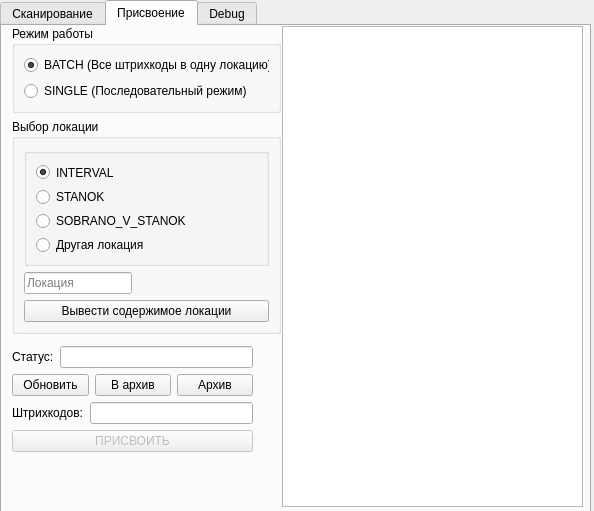
Above: main_widget.ui from Slava-Gll/BatchBarQT before the change. Below: the same form after it.
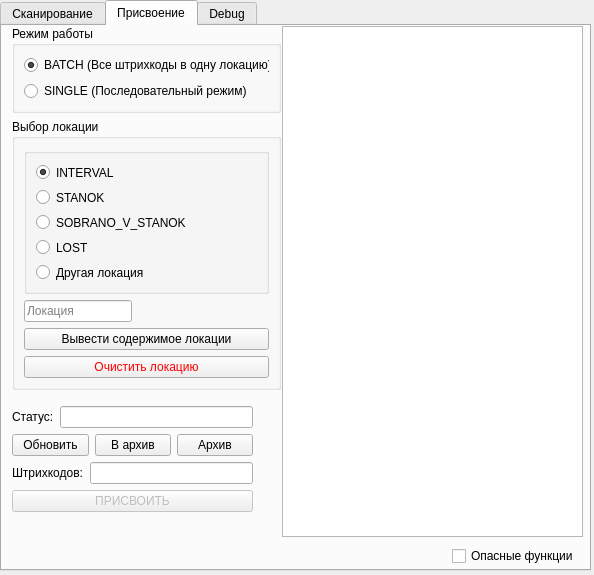
That is the form after the change. The open tabs and pages were chosen to show the change.

Commit message: added assign to lost function

The edit to the form file:
```diff
--- a/main_widget.ui
+++ b/main_widget.ui
@@ -7,7 +7,7 @@
     <x>0</x>
     <y>0</y>
     <width>594</width>
-    <height>511</height>
+    <height>575</height>
    </rect>
   </property>
   <property name="sizePolicy">
@@ -28,7 +28,7 @@
      <x>0</x>
      <y>0</y>
      <width>591</width>
-     <height>521</height>
+     <height>571</height>
     </rect>
    </property>
    <property name="currentIndex">
@@ -155,7 +155,7 @@
        <x>280</x>
        <y>0</y>
        <width>301</width>
-       <height>481</height>
+       <height>511</height>
       </rect>
      </property>
      <property name="readOnly">
@@ -166,7 +166,7 @@
      <property name="geometry">
       <rect>
        <x>10</x>
-       <y>320</y>
+       <y>380</y>
        <width>241</width>
        <height>151</height>
       </rect>
@@ -264,7 +264,7 @@
        <x>10</x>
        <y>0</y>
        <width>269</width>
-       <height>308</height>
+       <height>364</height>
       </rect>
      </property>
      <layout class="QVBoxLayout" name="verticalLayout_4">
@@ -367,6 +367,16 @@
               </attribute>
              </widget>
             </item>
+            <item>
+             <widget class="QRadioButton" name="radioButton_loc_lost">
+              <property name="text">
+               <string>LOST</string>
+              </property>
+              <attribute name="buttonGroup">
+               <string notr="true">loc_group</string>
+              </attribute>
+             </widget>
+            </item>
             <item>
              <widget class="QRadioButton" name="radioButton_loc_other">
               <property name="text">
@@ -406,11 +416,64 @@
            </property>
           </widget>
          </item>
+         <item>
+          <widget class="QPushButton" name="pushButton_clear_location">
+           <property name="enabled">
+            <bool>true</bool>
+           </property>
+           <property name="palette">
+            <palette>
+             <active>
+              <colorrole role="ButtonText">
+               <brush brushstyle="SolidPattern">
+                <color alpha="255">
+                 <red>255</red>
+                 <green>0</green>
+                 <blue>0</blue>
+                </color>
+               </brush>
+              </colorrole>
+             </active>
+             <inactive>
+              <colorrole role="ButtonText">
+               <brush brushstyle="SolidPattern">
+                <color alpha="255">
+                 <red>255</red>
+                 <green>0</green>
+                 <blue>0</blue>
+                </color>
+               </brush>
+              </colorrole>
+             </inactive>
+             <disabled/>
+            </palette>
+           </property>
+           <property name="text">
+            <string>Очистить локацию</string>
+           </property>
+           <property name="checkable">
+            <bool>false</bool>
+           </property>
+          </widget>
+         </item>
         </layout>
        </widget>
       </item>
      </layout>
     </widget>
+    <widget class="QCheckBox" name="checkBox_dangerous">
+     <property name="geometry">
+      <rect>
+       <x>450</x>
+       <y>520</y>
+       <width>131</width>
+       <height>20</height>
+      </rect>
+     </property>
+     <property name="text">
+      <string>Опасные функции</string>
+     </property>
+    </widget>
    </widget>
    <widget class="QWidget" name="tab_debug">
     <property name="enabled">
```
Left out of the diff: 4 changed lines with no effect on the pictures. The commit also changes 2 other files.
